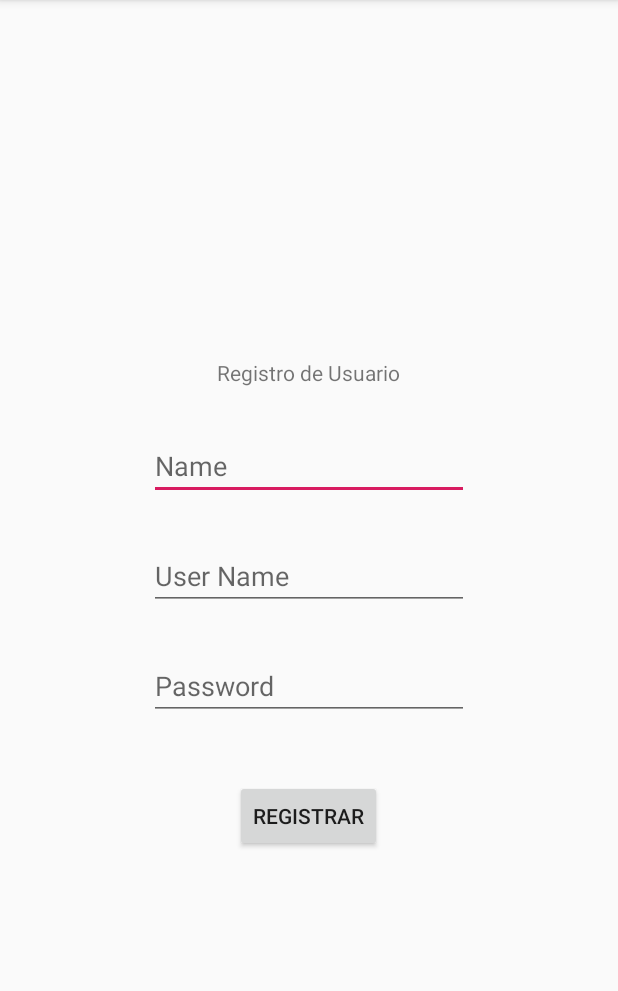
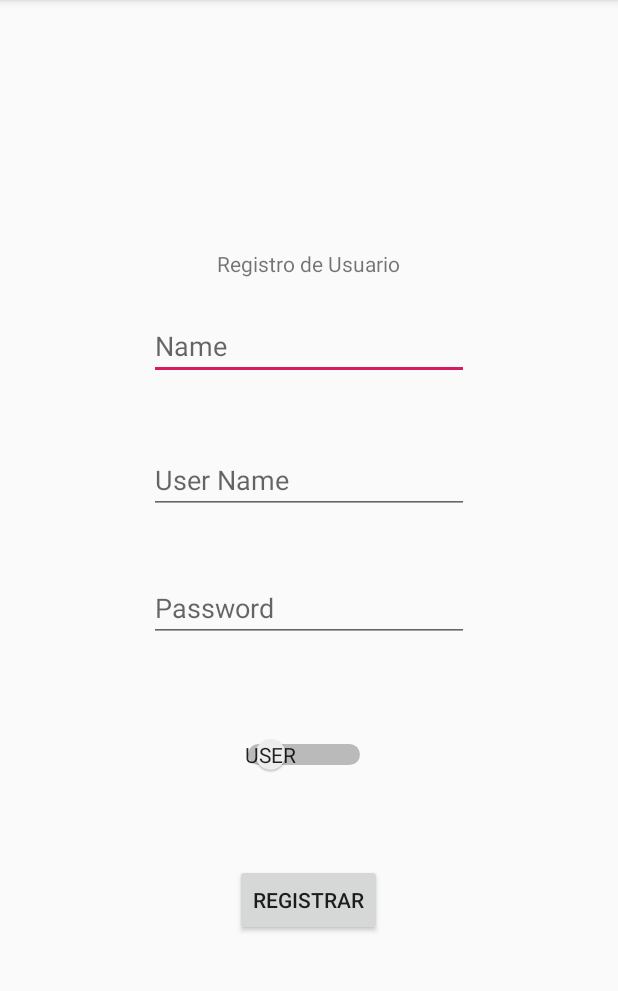
Before and after one commit to grupo2fun/sei2019i_2F, an Android app: the registerUserActivity screen opened directly, with no data from a screen before it, on a phone screen of 412 x 824 dp, the part 84-1075 px from its top. Run offline under Robolectric (Android 15) with nearby library versions, the phone set to English and light mode, and no system bars.

Commit message:
Cambios a presntation

```diff
--- a/code/app/build.gradle
+++ b/code/app/build.gradle
@@ -25,4 +25,6 @@ dependencies {
     testImplementation 'junit:junit:4.13-beta-3'
     androidTestImplementation 'com.android.support.test:runner:1.0.2'
     androidTestImplementation 'com.android.support.test.espresso:espresso-core:3.0.2'
+
+    //testImplentation 'junit:junit:4.12'
 }
--- a/code/app/src/main/java/com/example/ahorcado1/BusinessLogic/controllers/gameController.java
+++ b/code/app/src/main/java/com/example/ahorcado1/BusinessLogic/controllers/gameController.java
@@ -4,7 +4,8 @@ import java.util.Arrays;
 import java.util.Random;
 import java.util.Stack;
 
-public class gameController {
+public class gameController
+{
     /*funcion que recibe una letra a adivinar*/
     static public boolean[] guess(String word,boolean[] mask,char letter){
         char[] palabra = word.toCharArray();
@@ -22,7 +23,7 @@ public class gameController {
 
 
     /*funcion que busca  donde se encuentra la letra en la palabra*/
-    private static Stack<Integer> find(char[] word,char letter){
+    public static Stack<Integer> find(char[] word,char letter){
         int P = word.length;
         Stack<Integer> result = new Stack<>();
         for (int i = 0;i<P;i++){
--- a/code/app/src/main/java/com/example/ahorcado1/BusinessLogic/controllers/registerController.java
+++ b/code/app/src/main/java/com/example/ahorcado1/BusinessLogic/controllers/registerController.java
@@ -9,7 +9,7 @@ public class registerController {
 
     public registerController(){}
 
-    public boolean register (String name,String username,String password) //Devuelve un booleano
+    public boolean register (String name,String username,String password, Boolean adminOrUser) //Devuelve un booleano
     {
         //Instancia única de UserRepository
         UserRepository userRepository = Globals.userRepository;
@@ -19,7 +19,7 @@ public class registerController {
         if(user1.getId()==-1)
         {
             //Instancia de nuevo usuario
-            User user = new User(name, username, password);
+            User user = new User(name, username, password, adminOrUser);
             //Crea el usuario como objeto y lo pasa a la base de datos
             userRepository.create(user);
             return true;//devuelve true si no existe un usuario con ese username y lo añade a la base de datos
--- a/code/app/src/main/java/com/example/ahorcado1/Presentation/registerUserActivity.java
+++ b/code/app/src/main/java/com/example/ahorcado1/Presentation/registerUserActivity.java
@@ -39,7 +39,7 @@ public class registerUserActivity extends AppCompatActivity {
             @Override
             public void onClick(View v) {
 
-                if( registerController1.register( e1.getText().toString(), e2.getText().toString(),e3.getText().toString() ) )
+                if( registerController1.register( e1.getText().toString(), e2.getText().toString(),e3.getText().toString(), false ) )
                 {
                     Intent i =new Intent(registerUserActivity.this,mainMenuActivity.class);
                     startActivity(i);
--- a/code/app/src/main/res/layout/activity_register_user.xml
+++ b/code/app/src/main/res/layout/activity_register_user.xml
@@ -20,7 +20,7 @@
         app:layout_constraintHorizontal_bias="0.498"
         app:layout_constraintStart_toStartOf="parent"
         app:layout_constraintTop_toTopOf="parent"
-        app:layout_constraintVertical_bias="0.913" />
+        app:layout_constraintVertical_bias="0.914" />
 
     <EditText
         android:id="@+id/nameUserText"
@@ -28,7 +28,7 @@
         android:layout_height="wrap_content"
         android:layout_marginStart="8dp"
         android:layout_marginEnd="8dp"
-        android:layout_marginBottom="28dp"
+        android:layout_marginBottom="44dp"
         android:ems="10"
         android:hint="Name"
         android:inputType="textPersonName"
@@ -42,7 +42,7 @@
         android:layout_height="wrap_content"
         android:layout_marginStart="8dp"
         android:layout_marginEnd="8dp"
-        android:layout_marginBottom="28dp"
+        android:layout_marginBottom="40dp"
         android:ems="10"
         android:hint="User Name"
         android:inputType="textPersonName"
@@ -56,7 +56,7 @@
         android:layout_height="wrap_content"
         android:layout_marginStart="8dp"
         android:layout_marginEnd="8dp"
-        android:layout_marginBottom="40dp"
+        android:layout_marginBottom="148dp"
         android:ems="10"
         android:hint="Password"
         android:inputType="textPassword"
@@ -70,10 +70,36 @@
         android:layout_height="wrap_content"
         android:layout_marginStart="8dp"
         android:layout_marginEnd="8dp"
-        android:layout_marginBottom="200dp"
+        android:layout_marginBottom="144dp"
         android:text="Registrar"
         app:layout_constraintBottom_toBottomOf="parent"
         app:layout_constraintEnd_toEndOf="parent"
         app:layout_constraintHorizontal_bias="0.498"
         app:layout_constraintStart_toStartOf="parent" />
+
+    <Switch
+        android:id="@+id/switch1"
+        android:layout_width="107dp"
+        android:layout_height="52dp"
+        android:layout_marginStart="8dp"
+        android:layout_marginTop="8dp"
+        android:layout_marginEnd="8dp"
+        android:layout_marginBottom="8dp"
+        android:checked="false"
+        android:lineSpacingExtra="10sp"
+        android:showText="true"
+        android:splitTrack="false"
+        android:textAppearance="@style/TextAppearance.AppCompat.Medium"
+        android:textOff="User"
+        android:textOn="Admin"
+        android:textSize="30sp"
+        android:visibility="visible"
+        app:layout_constraintBottom_toTopOf="@+id/buttonRegister"
+        app:layout_constraintEnd_toEndOf="parent"
+        app:layout_constraintHorizontal_bias="0.468"
+        app:layout_constraintStart_toStartOf="parent"
+        app:layout_constraintTop_toBottomOf="@+id/passUserText"
+        app:layout_constraintVertical_bias="0.512"
+        tools:checked="false"
+        tools:visibility="visible" />
 </android.support.constraint.ConstraintLayout>
```
Also changed, not shown: code/app/src/main/java/com/example/ahorcado1/DataAccess/models/User.java (+13 -1 lines), code/app/src/main/java/com/example/ahorcado1/Presentation/mainMenuActivity.java (+29 -0 lines).
